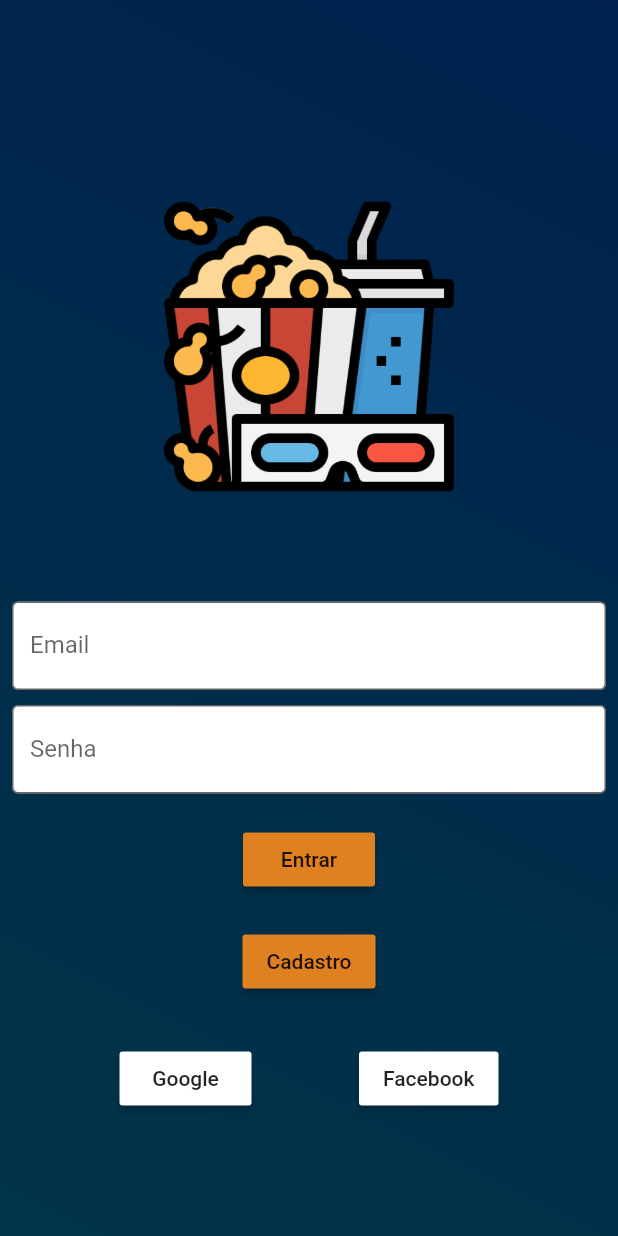
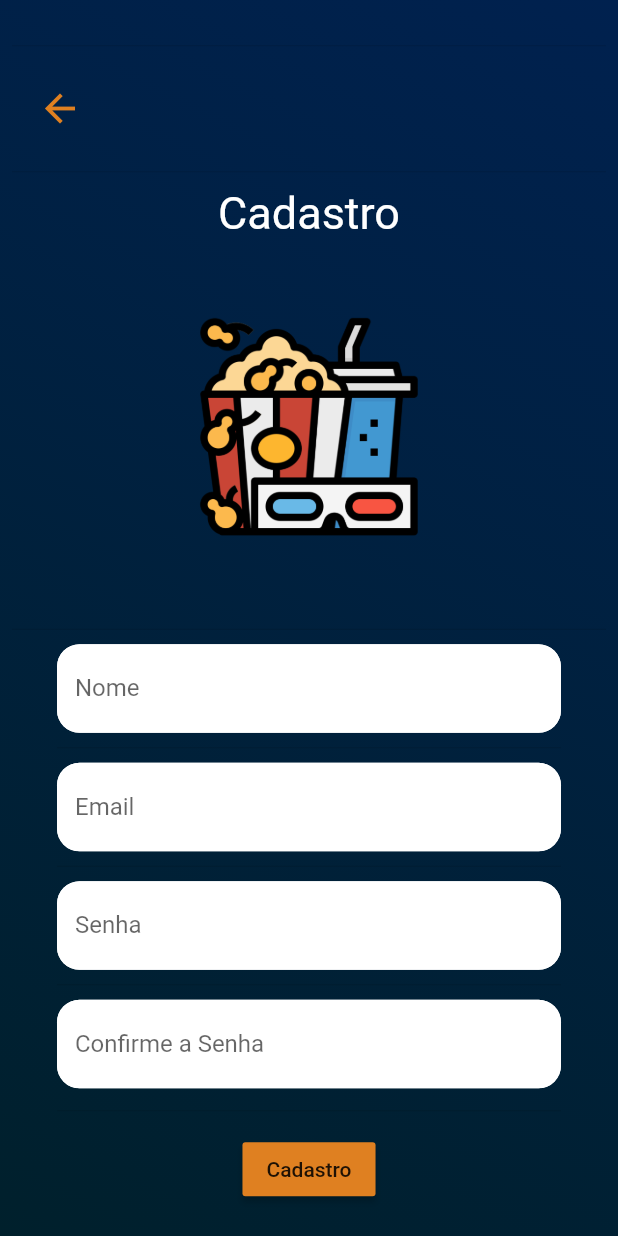
Before and after one commit to GyovanaLuni/CineTalk, a Flutter app: the screen it shows after launch, after a tap on "Cadastro", on a phone screen of 412 x 824 dp. Run offline on Flutter 3.47's test engine with Material 2 defaults, Android fonts, the phone set to English and light mode, and no system bars; our stand-ins replace carousel_slider, cloud_firestore, curved_navigation_bar, firebase_auth, firebase_core and 1 more; missing offline and left inert: dart:ffi, mercado_pago_mobile_checkout; accounts and stored records are empty; network calls fail.

Commit message:
cadastro

```diff
--- a/lib/Cadastro/cadastro.dart
+++ b/lib/Cadastro/cadastro.dart
@@ -0,0 +1,140 @@
+import 'package:flutter/material.dart';
+
+
+class Cadastro extends StatefulWidget {
+  @override
+  _CadastroState createState() => _CadastroState();
+}
+
+class _CadastroState extends State<Cadastro> {
+
+Widget _body(){
+    return SingleChildScrollView(
+      child: SizedBox(
+        width: MediaQuery.of(context).size.width,
+        height: MediaQuery.of(context).size.height,
+        child: Padding(
+          padding: const EdgeInsets.all(8.0),
+          child: Column(
+            mainAxisAlignment: MainAxisAlignment.center,
+      children: [
+        Divider(height: 20
+        ),
+        Row(children: [
+          IconButton(
+          icon: Icon(Icons.arrow_back, color: Color.fromRGBO(223, 128, 33, 1), size: 30,),
+          iconSize: 48,
+          onPressed: () {
+            Navigator.of(context).pushReplacementNamed ('/');
+          },
+        ),
+        ],),
+         Divider(
+          height: 20,
+        ),
+        Text("Cadastro",style: TextStyle(color: Colors.white, fontSize: 30)
+        ),
+        Container(
+          width: 150,
+          height: 250,
+            child: Image.asset('assets/imgs/pipoca.png')),
+        Divider(height: 20),
+        Container(
+          child: Padding(
+                padding: const EdgeInsets.symmetric(horizontal: 30),
+                child: Column(children: [
+                TextField(
+                decoration: InputDecoration(
+                    filled: true,
+                    fillColor: Color.fromARGB(255, 255, 255, 255),
+                    labelText: "Nome",
+                    enabledBorder: OutlineInputBorder(
+                  borderSide: const BorderSide(width: 1, color: Colors.white),
+                  borderRadius: BorderRadius.circular(15),
+                ),
+              ),
+            ),
+            Divider(height: 20),
+            TextField(
+                keyboardType: TextInputType.emailAddress,
+                decoration: InputDecoration(
+                    filled: true,
+                    fillColor: Color.fromARGB(255, 255, 255, 255),
+                    labelText: "Email",
+                    enabledBorder: OutlineInputBorder(
+                  borderSide: const BorderSide(width: 1, color: Colors.white),
+                  borderRadius: BorderRadius.circular(15),
+                ),
+              ),
+            ),
+             Divider(height: 20),
+            TextField(
+                obscureText: true,
+                keyboardType: TextInputType.emailAddress,
+                decoration: InputDecoration(
+                    filled: true,
+                    fillColor: Color.fromARGB(255, 255, 255, 255),
+                    labelText: "Senha",
+                    enabledBorder: OutlineInputBorder(
+                  borderSide: const BorderSide(width: 1, color: Colors.white),
+                  borderRadius: BorderRadius.circular(15),
+                ),
+              ),
+            ),
+            Divider(height: 20),
+            TextField(
+                obscureText: true,
+                keyboardType: TextInputType.emailAddress,
+                decoration: InputDecoration(
+                    filled: true,
+                    fillColor: Color.fromARGB(255, 255, 255, 255),
+                    labelText: "Confirme a Senha",
+                    enabledBorder: OutlineInputBorder(
+                  borderSide: const BorderSide(width: 1, color: Colors.white),
+                  borderRadius: BorderRadius.circular(15),
+                ),
+              ),
+            ),
+            Divider(height: 30),
+            RaisedButton(
+                onPressed: () {
+                  Navigator.of(context).pushReplacementNamed ('/');
+                },
+                child: Text("Cadastro"),
+                color: Color.fromRGBO(223, 128, 33, 1),
+              ),
+
+          ]),
+        ),
+        )
+      ],
+      )
+        )
+      )
+   );
+}
+
+
+@override
+  Widget build(BuildContext context) {
+    return Scaffold(
+      body: Stack(
+        children: [
+          Container(
+          decoration: BoxDecoration(
+            gradient: LinearGradient(
+              begin: Alignment.topRight,
+              end: Alignment.bottomLeft,
+              colors: [
+                Color.fromARGB(255, 0, 33, 79),
+                Color.fromARGB(255, 0, 32, 44),
+              ],
+            )
+          ),
+        ),
+          _body(),
+        ],
+      )
+    );
+  }
+}
--- a/lib/login.dart
+++ b/lib/login.dart
@@ -4,6 +4,8 @@ import 'package:cloud_firestore/cloud_firestore.dart';
 import 'package:firebase_auth/firebase_auth.dart';
 import 'package:firebase_core/firebase_core.dart';
 import 'package:flutter/material.dart';
+
+import 'Cadastro/cadastro.dart';
 
 class login extends StatefulWidget {
   const login({Key? key}) : super(key: key);
@@ -56,7 +58,11 @@ class _loginState extends State<login> {
                   width: 200,
                   height: 300,
                   child: Image.asset('assets/imgs/pipoca.png')),
-              Container(height: 20),
+              Container(
+                child:
+                Padding(padding: const EdgeInsets.symmetric(horizontal: 30),
+                child: Column(
+                  children: [
                     TextField(
                       controller: _emailController,
                       onChanged: (text) {
@@ -67,10 +73,14 @@ class _loginState extends State<login> {
                           filled: true,
                           fillColor: Color.fromARGB(255, 255, 255, 255),
                           labelText: "Email",
-                    border: OutlineInputBorder()),
+                          enabledBorder: OutlineInputBorder(
+                        borderSide: const BorderSide(width: 1, color: Colors.white),
+                        borderRadius: BorderRadius.circular(15),
                    ),
-              Container(
-                height: 10,
+                 ),
+                ),
+                Divider(
+                  height: 20,
                 ),
                   TextField(
                     controller: _passwordController,
@@ -78,14 +88,23 @@ class _loginState extends State<login> {
                       senha = text1;
                     },
                     obscureText: true,
+                    keyboardType: TextInputType.emailAddress,
                     decoration: InputDecoration(
                         filled: true,
                         fillColor: Color.fromARGB(255, 255, 255, 255),
                         labelText: "Senha",
-                    border: OutlineInputBorder()),
+                        enabledBorder: OutlineInputBorder(
+                      borderSide: const BorderSide(width: 1, color: Colors.white),
+                      borderRadius: BorderRadius.circular(15),
                    ),
-              Container(
-                height: 20,
+                 ),
+                ),
+              ],
+            ),
+          ),
+        ),
+              Divider(
+                height: 10,
               ),
               RaisedButton(
                 onPressed: () {
@@ -97,15 +116,19 @@ class _loginState extends State<login> {
               Container(
                 height: 20,
               ),
+              Container(child: row),
+               Container(
+                height: 20,
+              ),
+
               RaisedButton(
-                onPressed: () {},
+                onPressed: () {
+                  Navigator.of(context).pushReplacementNamed ('/cadastro');
+                },
                 child: Text("Cadastro"),
                 color: Color.fromRGBO(223, 128, 33, 1),
               ),
-              Container(
-                height: 30,
-              ),
-              Container(child: row)
+
             ],
           ),
         ),
--- a/lib/widg.dart
+++ b/lib/widg.dart
@@ -1,3 +1,4 @@
+import 'package:cinetalk/Cadastro/cadastro.dart';
 import 'package:cinetalk/Cinemas.dart';
 import 'package:cinetalk/Horarios.dart';
 import 'package:cinetalk/cadeiras.dart';
@@ -7,7 +8,9 @@ import 'package:cinetalk/filmes.dart';
 import 'package:cinetalk/filmes.dart';
 import 'package:cinetalk/filmesin.dart';
 import 'package:cinetalk/login.dart';
+import 'package:cinetalk/match/tela_match.dart';
 import 'package:cinetalk/pagamento.dart';
+import 'package:cinetalk/perfil/perfil.dart';
 import 'package:cinetalk/teste.dart';
 import 'package:cinetalk/testlogin.dart';
 import 'package:flutter/material.dart';
@@ -29,7 +32,10 @@ class AppW extends StatelessWidget{
         initialRoute: '/',
         routes: {
           '/': (context) => login(),
+          '/telamatch':(context)  => TelaMatch(),
           '/testlogin':(context) => TestLogin(),
+          '/cadastro':(context) => Cadastro(),
+          '/telaperfil':(context)  => TelaPerfil(),
           '/home': (context) => HomePage(),
           '/Chats': (context) => Chats(),
           '/pagamento':(context) => Pagamento(),
```
Also changed, not shown: lib/Cinemas.dart (+34 -44 lines), lib/filmes.dart (+9 -7 lines), lib/filmesin.dart (+12 -4 lines), lib/match/tela_match.dart (added, +72 -0 lines), lib/perfil/perfil.dart (added, +104 -0 lines), lib/teste.dart (+6 -2 lines), lib/services/getinfos.dart (added). Lines whose indentation alone changed are shown as unchanged.
